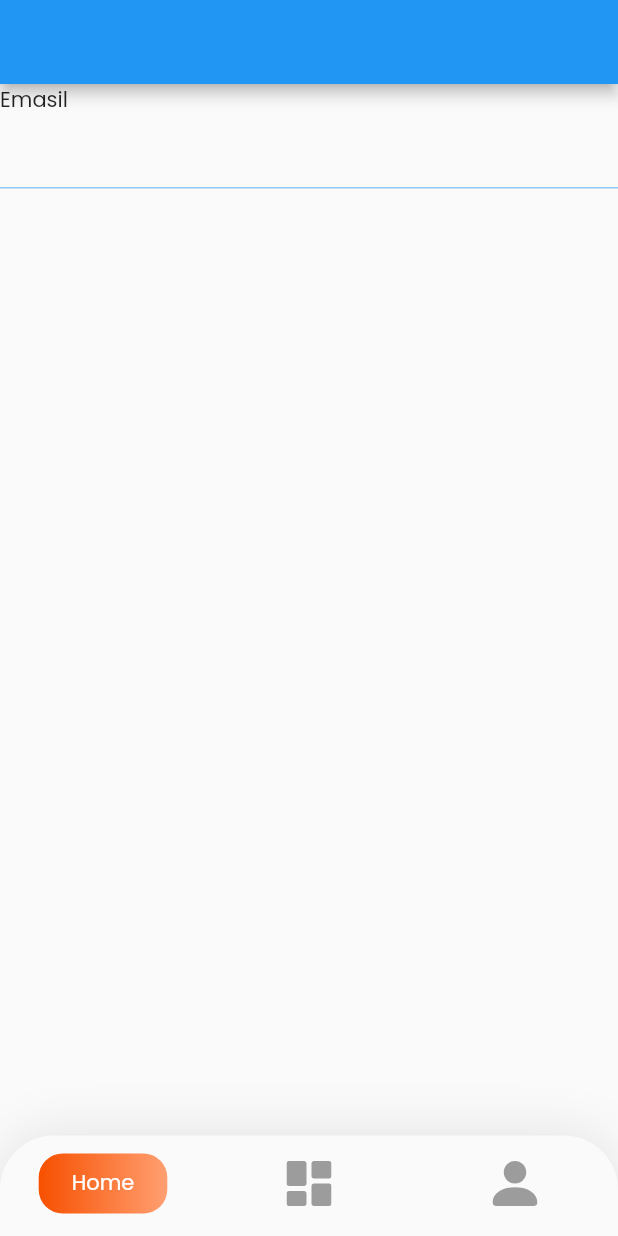
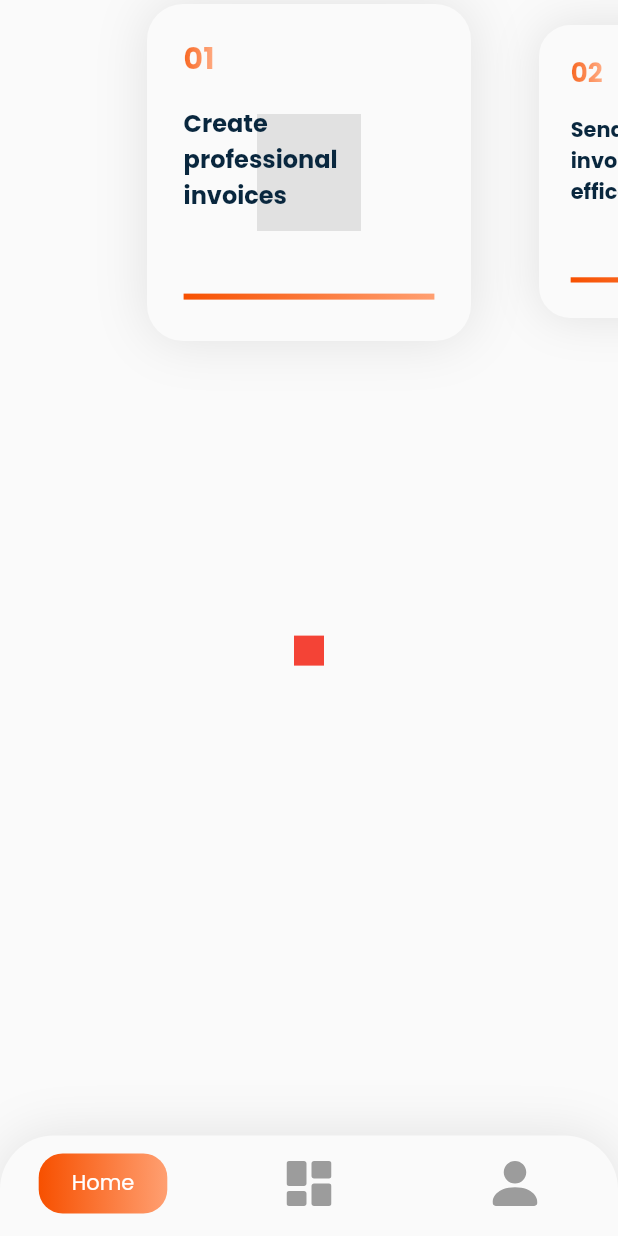
Before and after one commit to Generate-Invoice-System-35/Flutter, a Flutter app: the screen it shows after launch, on a phone screen of 412 x 824 dp. Run offline on Flutter 3.47's test engine with Material 2 defaults, Android fonts, the phone set to English and light mode, and no system bars; drawn by our look-alikes of carousel_slider; our stand-ins replace dio, flutter_svg, shared_preferences.

Commit message:
finish carousel component

```diff
--- a/lib/main.dart
+++ b/lib/main.dart
@@ -2,6 +2,7 @@
 import 'package:flutter_capstone_project/helpers/form_helper.dart';
 import 'package:flutter_capstone_project/helpers/providers/form_manager.dart';
 import 'package:flutter_capstone_project/helpers/validators.dart';
+import 'package:flutter_capstone_project/screens/main_screen.dart';
 import 'package:flutter_capstone_project/view_models/token_view_model.dart';
 import 'package:flutter_capstone_project/widgets/bottom_navigator.dart';
 import 'package:flutter_capstone_project/widgets/inputs/text_input.dart';
@@ -73,18 +74,9 @@
   @override
   Widget build(BuildContext context) {
     return MaterialApp(
+      debugShowCheckedModeBanner: false,
       theme: ThemeData(fontFamily: "Poppins"),
-      home: Scaffold(
-        extendBody: true,
-        appBar: AppBar(),
-        body: FormHelper(
-          formManager: _formManager,
-          builder: (_) => Column(
-            children: [TextInput(label: 'Emasil', name: 'email', onValidate: onValidateEmail)],
-          ),
-        ),
-        bottomNavigationBar: const BottomNavigator(),
-      ),
+      home: MainScreen(),
     );
 
     // return Consumer<TokenViewModel>(
--- /dev/null
+++ b/lib/screens/main_screen.dart
@@ -0,0 +1,38 @@
+import 'package:carousel_slider/carousel_slider.dart';
+import 'package:flutter/material.dart';
+import 'package:flutter/src/foundation/key.dart';
+import 'package:flutter/src/widgets/framework.dart';
+import 'package:flutter_capstone_project/widgets/bottom_navigator.dart';
+import 'package:flutter_capstone_project/widgets/home_carousel.dart';
+
+class MainScreen extends StatefulWidget {
+  const MainScreen({Key? key}) : super(key: key);
+
+  @override
+  State<MainScreen> createState() => _MainScreenState();
+}
+
+class _MainScreenState extends State<MainScreen> {
+  @override
+  Widget build(BuildContext context) {
+    return Scaffold(
+      body: SafeArea(
+        child: Column(
+          mainAxisSize: MainAxisSize.max,
+          children: [
+            HomeCarousel(),
+            SizedBox(
+              height: 200,
+            ),
+            Container(
+              height: 20,
+              width: 20,
+              color: Colors.red,
+            )
+          ],
+        ),
+      ),
+      bottomNavigationBar: const BottomNavigator(),
+    );
+  }
+}
--- a/lib/utils/typography.constant.dart
+++ b/lib/utils/typography.constant.dart
@@ -4,36 +4,30 @@
   static const TextStyle h1 = TextStyle(
     fontSize: 48,
     fontWeight: FontWeight.w700,
-    height: 72,
   );
 
   static const TextStyle h2 = TextStyle(
     fontSize: 36,
     fontWeight: FontWeight.w700,
-    height: 54,
   );
 
   static const TextStyle h3 = TextStyle(
     fontSize: 32,
     fontWeight: FontWeight.w700,
-    height: 48,
   );
 
   static const TextStyle h4 = TextStyle(
     fontSize: 24,
     fontWeight: FontWeight.w400,
-    height: 36,
   );
 
   static const TextStyle body = TextStyle(
     fontSize: 20,
     fontWeight: FontWeight.w400,
-    height: 30,
   );
 
   static const TextStyle button = TextStyle(
     fontSize: 20,
     fontWeight: FontWeight.w400,
-    height: 30,
   );
 }
--- a/lib/widgets/bottom_navigator.dart
+++ b/lib/widgets/bottom_navigator.dart
@@ -29,7 +29,7 @@
 }
 
 class _BottomNavigatorState extends State<BottomNavigator> {
-  final animationDuration = 100;
+  final animationDuration = 150;
   int _curPageIdx = 0;
 
   List<BottomBar> pages = [
--- /dev/null
+++ b/lib/widgets/common/gradient_text.dart
@@ -0,0 +1,25 @@
+import 'package:flutter/material.dart';
+
+class GradientText extends StatelessWidget {
+  const GradientText(
+    this.text, {
+    required this.gradient,
+    this.style,
+    Key? key,
+  }) : super(key: key);
+
+  final String text;
+  final TextStyle? style;
+  final Gradient gradient;
+
+  @override
+  Widget build(BuildContext context) {
+    return ShaderMask(
+      blendMode: BlendMode.srcIn,
+      shaderCallback: (bounds) => gradient.createShader(
+        Rect.fromLTWH(0, 0, bounds.width, bounds.height),
+      ),
+      child: Text(text, style: style),
+    );
+  }
+}
--- /dev/null
+++ b/lib/widgets/home_carousel.dart
@@ -0,0 +1,91 @@
+import 'package:carousel_slider/carousel_slider.dart';
+import 'package:flutter/material.dart';
+import 'package:flutter/src/foundation/key.dart';
+import 'package:flutter/src/widgets/framework.dart';
+import 'package:flutter_capstone_project/utils/color.constant.dart';
+import 'package:flutter_capstone_project/widgets/common/gradient_text.dart';
+
+class CarouselItemData {
+  String title;
+  String descripton;
+
+  CarouselItemData({required this.title, required this.descripton});
+}
+
+class HomeCarousel extends StatefulWidget {
+  const HomeCarousel({Key? key}) : super(key: key);
+
+  @override
+  State<HomeCarousel> createState() => _HomeCarouselState();
+}
+
+class _HomeCarouselState extends State<HomeCarousel> {
+  List<CarouselItemData> data = [
+    CarouselItemData(title: '01', descripton: "Create \nprofessional \ninvoices"),
+    CarouselItemData(title: '02', descripton: "Send \ninvoices \nefficaciously"),
+    CarouselItemData(title: '03', descripton: "Automatically \nsend them \nby SMS"),
+  ];
+
+  @override
+  Widget build(BuildContext context) {
+    return CarouselSlider(
+        options: CarouselOptions(
+          clipBehavior: Clip.none,
+          enlargeCenterPage: true,
+          aspectRatio: 209 / 227 / 0.5,
+          // height: 227,
+          enableInfiniteScroll: false,
+          viewportFraction: 0.6,
+        ),
+        items: data
+            .map(
+              (e) => Container(
+                width: double.infinity,
+                margin: const EdgeInsets.symmetric(horizontal: 16),
+                padding: const EdgeInsets.all(24),
+                decoration: BoxDecoration(
+                  borderRadius: BorderRadius.circular(24),
+                  boxShadow: [
+                    BoxShadow(
+                      color: Colors.black.withOpacity(0.1),
+                      spreadRadius: 0,
+                      blurRadius: 30,
+                      offset: const Offset(0, 3),
+                      blurStyle: BlurStyle.outer, // changes position of shadow
+                    ),
+                  ],
+                ),
+                child: Column(
+                  crossAxisAlignment: CrossAxisAlignment.start,
+                  children: [
+                    GradientText(
+                      e.title,
+                      style: const TextStyle(fontSize: 20, fontWeight: FontWeight.w700),
+                      gradient: ColorConstant.orangeGradient,
+                    ),
+                    const SizedBox(height: 16),
+                    Text(
+                      e.descripton,
+                      style: TextStyle(
+                        color: ColorConstant.darkBlue,
+                        fontSize: 16,
+                        fontWeight: FontWeight.w700,
+                      ),
+                    ),
+                    Expanded(
+                      child: Container(),
+                    ),
+                    Container(
+                      height: 4,
+                      width: double.infinity,
+                      decoration: BoxDecoration(
+                        gradient: ColorConstant.orangeGradient,
+                      ),
+                    )
+                  ],
+                ),
+              ),
+            )
+            .toList());
+  }
+}
--- a/pubspec.yaml
+++ b/pubspec.yaml
@@ -33,6 +33,7 @@
   dio: ^4.0.6
   provider: ^6.0.3
   flutter_svg: ^1.1.0
+  carousel_slider: ^4.1.1
 
   # The following adds the Cupertino Icons font to your application.
   # Use with the CupertinoIcons class for iOS style icons.
```
Also changed, not shown: pubspec.lock.
